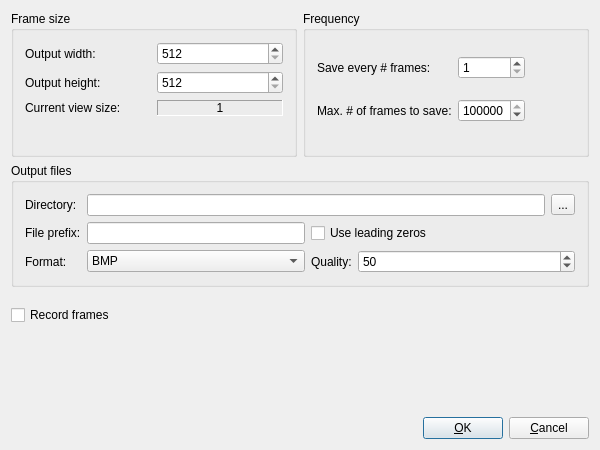
The window that sigel/ui/SIGEL_SlaveUI/SIG_MovieSettingsDialogBase.ui (jayMcBee/sigel-evolutionary-walking-robots) describes before a commit, drawn with Qt 5.
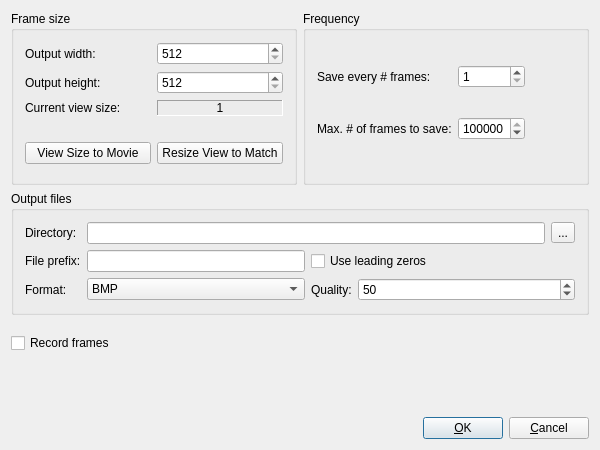
The same window after the commit.

Commit message: Movie settings: View Size to Movie and Resize View to Match

```diff
--- a/sigel/ui/SIGEL_SlaveUI/SIG_MovieSettingsDialogBase.ui
+++ b/sigel/ui/SIGEL_SlaveUI/SIG_MovieSettingsDialogBase.ui
@@ -486,6 +486,36 @@
               </widget>
             </item>
             <item row="4" column="0" rowspan="1" colspan="2">
+              <layout class="QHBoxLayout">
+                <item>
+                  <widget class="QPushButton" name="pushbuttonViewSizeToMovie">
+                    <property name="text">
+                      <string>View Size to Movie</string>
+                    </property>
+                    <property name="toolTip">
+                      <string>Sets the output size to match the current view size.</string>
+                    </property>
+                    <property name="autoDefault">
+                      <bool>false</bool>
+                    </property>
+                  </widget>
+                </item>
+                <item>
+                  <widget class="QPushButton" name="pushbuttonResizeViewToMatch">
+                    <property name="text">
+                      <string>Resize View to Match</string>
+                    </property>
+                    <property name="toolTip">
+                      <string>Resizes the window so the view matches the output size, as far as the screen allows.</string>
+                    </property>
+                    <property name="autoDefault">
+                      <bool>false</bool>
+                    </property>
+                  </widget>
+                </item>
+              </layout>
+            </item>
+            <item row="5" column="0" rowspan="1" colspan="2">
               <spacer name="spacerFrameSizeBottom">
                 <property name="orientation">
                   <enum>Qt::Vertical</enum>
```
The commit also changes 5 other files.
